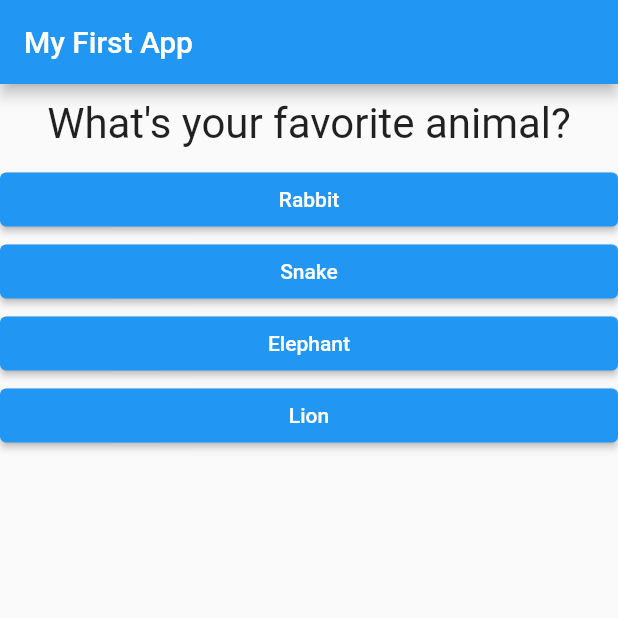
After one commit to mbrumfield/FlutterQuizAppTutorial, a Flutter app: the screen it shows after launch, after a tap on "Black", on a phone screen of 412 x 824 dp, the top half of it. The commit adds this screen. Run offline on Flutter 3.47's test engine with Material 2 defaults, Android fonts, the phone set to English and light mode, and no system bars.

Commit message:
Final Quiz App from tutorial

```diff
--- a/lib/main.dart
+++ b/lib/main.dart
@@ -1,7 +1,7 @@
 import 'package:flutter/material.dart';
 
-import './question.dart';
-import './answer.dart';
+import './quiz.dart';
+import './result.dart';
 
 // void main() {
 //   runApp(MyApp());
@@ -18,30 +18,59 @@ class MyApp extends StatefulWidget {
 }
 
 class _MyAppState extends State<MyApp> {
-  final questions = const [
+  final _questions = const [
     {
       'questionText': 'What\'s your favorite color?',
-      'answers': ['Black', 'Red', 'Green', 'White'],
+      'answers': [
+        {'text': 'Black', 'score': 10},
+        {'text': 'Red', 'score': 5},
+        {'text': 'Green', 'score': 3},
+        {'text': 'White', 'score': 1}
+      ],
     },
     {
       'questionText': 'What\'s your favorite animal?',
-      'answers': ['Rabbit', 'Snake', 'Elephant', 'Lion'],
+      'answers': [
+        {'text': 'Rabbit', 'score': 3},
+        {'text': 'Snake', 'score': 11},
+        {'text': 'Elephant', 'score': 5},
+        {'text': 'Lion', 'score': 9}
+      ],
     },
     {
       'questionText': 'Who\'s your favorite instructor?',
-      'answers': ['Max', 'Max', 'Max', 'Max'],
+      'answers': [
+        {'text': 'Max', 'score': 1},
+        {'text': 'Max', 'score': 1},
+        {'text': 'Max', 'score': 1},
+        {'text': 'Max', 'score': 1}
+      ],
     },
   ];
   var _questionIndex = 0;
+  var _totalScore = 0;
 
-  void _answerQuestion() {
+  void _resetQuiz() {
+    setState(() {
+      _questionIndex = 0;
+      _totalScore = 0;
+    });
+  }
+
+  void _answerQuestion(int score) {
+    _totalScore += score;
+
     setState(() {
       _questionIndex += 1;
     });
 
     print(_questionIndex);
 
-    if (_questionIndex < questions.length) {}
+    if (_questionIndex < _questions.length) {
+      print('We have more questions!');
+    } else {
+      print('No more quesrions!');
+    }
   }
 
   @override
@@ -51,17 +80,12 @@ class _MyAppState extends State<MyApp> {
         appBar: AppBar(
           title: Text('My First App'),
         ),
-        body: Column(
-          children: [
-            Question(
-              questions[_questionIndex]['questionText'] as String,
-            ),
-            ...(questions[_questionIndex]['answers'] as List<String>)
-                .map((answer) {
-              return Answer(_answerQuestion, answer);
-            }).toList()
-          ],
-        ),
+        body: _questionIndex < _questions.length
+            ? Quiz(
+                answerQuestion: _answerQuestion,
+                questionIndex: _questionIndex,
+                questions: _questions)
+            : Result(_totalScore, _resetQuiz),
       ),
     );
   }
--- /dev/null
+++ b/lib/quiz.dart
@@ -0,0 +1,31 @@
+import 'package:flutter/material.dart';
+
+import './question.dart';
+import './answer.dart';
+
+class Quiz extends StatelessWidget {
+  final List<Map<String, Object>> questions;
+  final int questionIndex;
+  final Function answerQuestion; //VoidCallback
+
+  Quiz(
+      {required this.questions,
+      required this.answerQuestion,
+      required this.questionIndex});
+
+  @override
+  Widget build(BuildContext context) {
+    return Column(
+      children: [
+        Question(
+          questions[questionIndex]['questionText'] as String,
+        ),
+        ...(questions[questionIndex]['answers'] as List<Map<String, Object>>)
+            .map((answer) {
+          return Answer(
+              () => answerQuestion(answer['score']), answer['text'] as String);
+        }).toList()
+      ],
+    );
+  }
+}
```
Also changed, not shown: lib/result.dart (added, +47 -0 lines).
